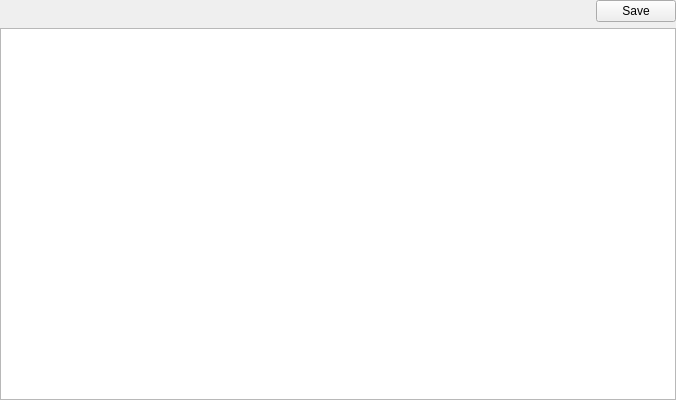
The window that xsymbolswidget.ui (horsicq/XSymbolsWidget) describes before a commit, drawn with Qt 5.
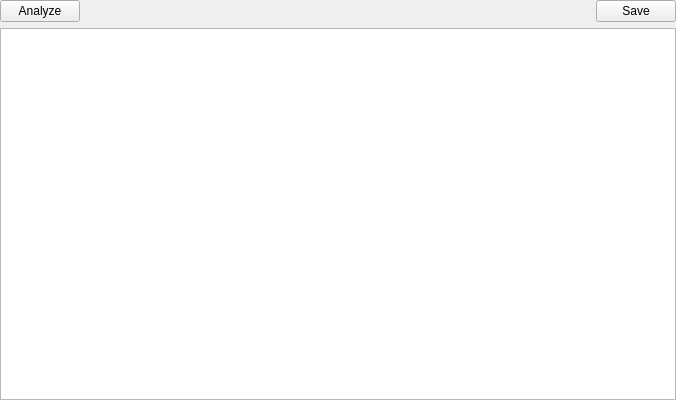
The same window after the commit. Custom widgets are drawn as their Qt base class.

```diff
--- a/xsymbolswidget.ui
+++ b/xsymbolswidget.ui
@@ -28,6 +28,13 @@
    </property>
    <item>
     <layout class="QHBoxLayout" name="horizontalLayout">
+     <item>
+      <widget class="QPushButton" name="pushButtonSymbolsAnalyze">
+       <property name="text">
+        <string>Analyze</string>
+       </property>
+      </widget>
+     </item>
      <item>
       <spacer name="horizontalSpacer">
        <property name="orientation">
```
